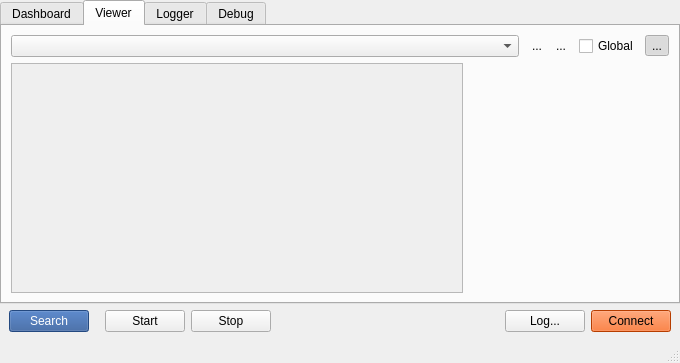
Before: the Qt Designer form qkexplorerwidget.ui in QkThings/qkwidget, drawn with Qt 5.
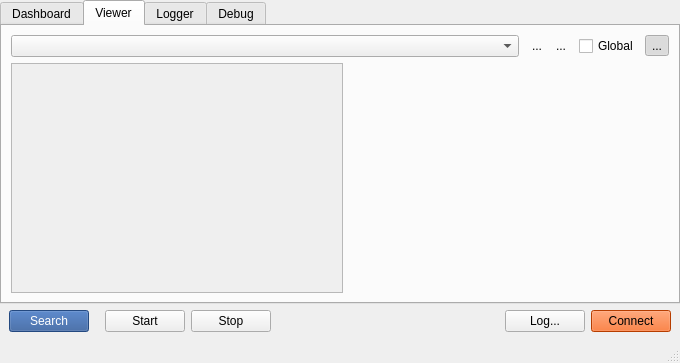
After: the same form once the commit is applied. The open tabs and pages were chosen to show the change. Icons and pictures are not drawn. Custom widgets are drawn as their Qt base class.

What changed in the file:
```diff
--- a/qkexplorerwidget.ui
+++ b/qkexplorerwidget.ui
@@ -303,8 +303,8 @@
               <rect>
                <x>0</x>
                <y>0</y>
-               <width>446</width>
-               <height>202</height>
+               <width>328</width>
+               <height>197</height>
               </rect>
              </property>
              <layout class="QVBoxLayout" name="verticalLayout_12">
@@ -331,13 +331,13 @@
            <widget class="PlotSettings" name="plotSettings" native="true">
             <property name="minimumSize">
              <size>
-              <width>200</width>
+              <width>320</width>
               <height>0</height>
              </size>
             </property>
             <property name="maximumSize">
              <size>
-              <width>250</width>
+              <width>320</width>
               <height>16777215</height>
              </size>
             </property>
```
Left out of the diff: 4 changed lines with no effect on the pictures.
